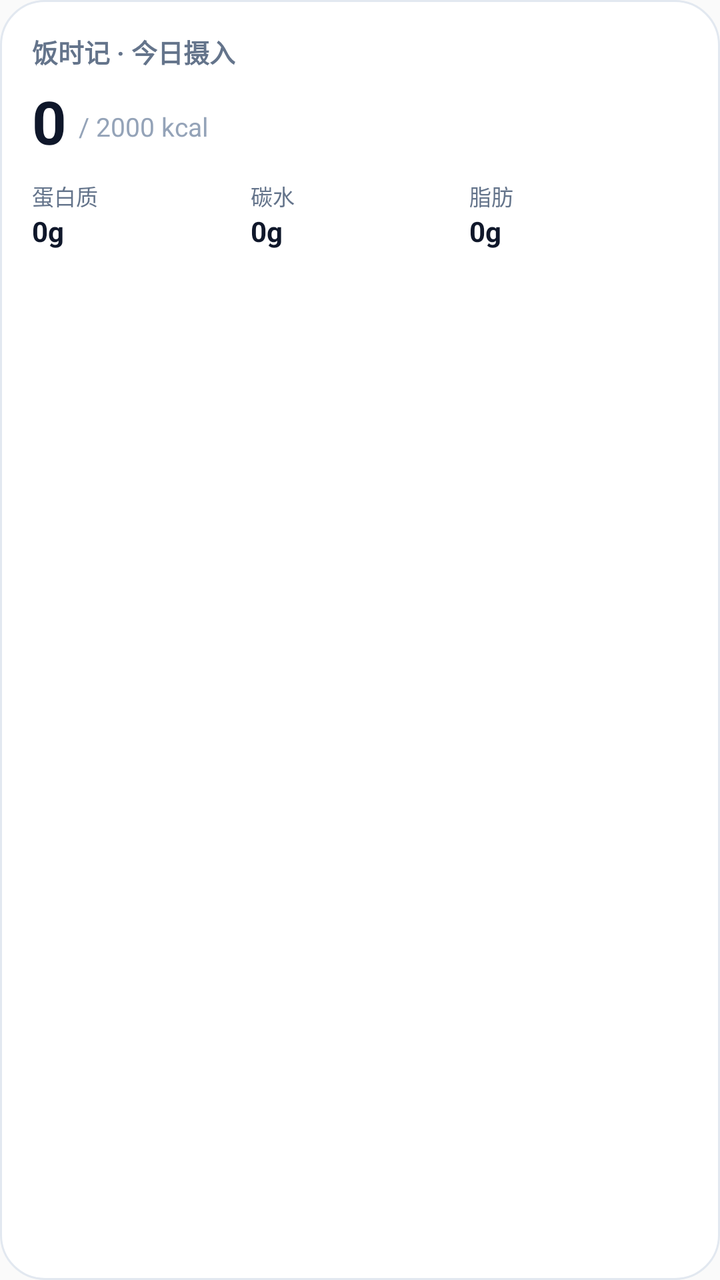
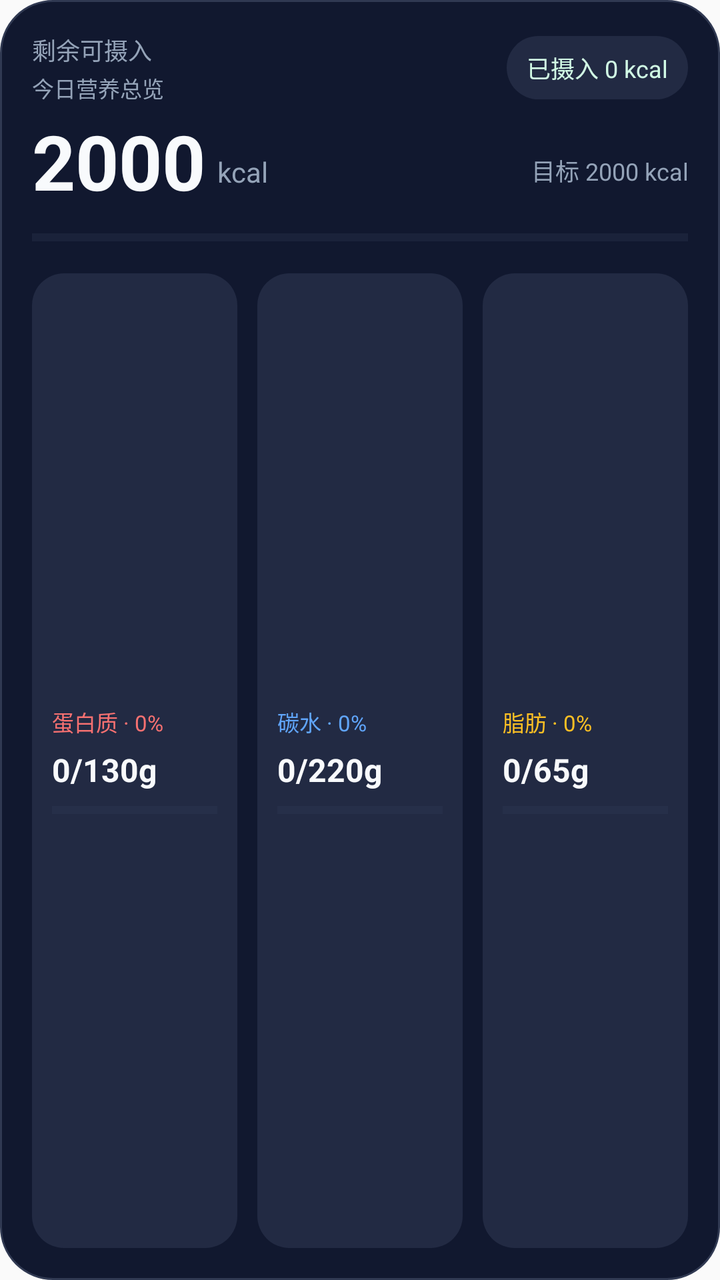

Two renders of the same Android screen: before a commit and after it. Below are the layout's source before the change and the commit's diff.
<!-- AndroidManifest.xml: application theme AppTheme -->
<!-- res/layout/food_widget.xml -->
<?xml version="1.0" encoding="utf-8"?>
<LinearLayout xmlns:android="http://schemas.android.com/apk/res/android"
    android:id="@+id/widget_root"
    android:layout_width="match_parent"
    android:layout_height="match_parent"
    android:orientation="vertical"
    android:padding="16dp"
    android:background="@drawable/food_widget_background">
    <TextView android:layout_width="wrap_content" android:layout_height="wrap_content" android:text="饭时记 · 今日摄入" android:textColor="#64748B" android:textSize="13sp" android:textStyle="bold" />
    <LinearLayout android:layout_width="match_parent" android:layout_height="wrap_content" android:orientation="horizontal" android:gravity="bottom" android:layout_marginTop="5dp">
        <TextView android:id="@+id/widget_calories" android:layout_width="wrap_content" android:layout_height="wrap_content" android:text="0" android:textColor="#0F172A" android:textSize="30sp" android:textStyle="bold" />
        <TextView android:id="@+id/widget_target" android:layout_width="wrap_content" android:layout_height="wrap_content" android:text="/ 2000 kcal" android:textColor="#94A3B8" android:textSize="13sp" android:layout_marginStart="6dp" android:layout_marginBottom="4dp" />
    </LinearLayout>
    <LinearLayout android:layout_width="match_parent" android:layout_height="wrap_content" android:orientation="horizontal" android:layout_marginTop="9dp">
        <TextView android:layout_width="0dp" android:layout_height="wrap_content" android:layout_weight="1" android:text="蛋白质" android:textColor="#64748B" android:textSize="11sp" />
        <TextView android:layout_width="0dp" android:layout_height="wrap_content" android:layout_weight="1" android:text="碳水" android:textColor="#64748B" android:textSize="11sp" />
        <TextView android:layout_width="0dp" android:layout_height="wrap_content" android:layout_weight="1" android:text="脂肪" android:textColor="#64748B" android:textSize="11sp" />
    </LinearLayout>
    <LinearLayout android:layout_width="match_parent" android:layout_height="wrap_content" android:orientation="horizontal">
        <TextView android:id="@+id/widget_protein" android:layout_width="0dp" android:layout_height="wrap_content" android:layout_weight="1" android:text="0g" android:textColor="#0F172A" android:textSize="14sp" android:textStyle="bold" />
        <TextView android:id="@+id/widget_carbs" android:layout_width="0dp" android:layout_height="wrap_content" android:layout_weight="1" android:text="0g" android:textColor="#0F172A" android:textSize="14sp" android:textStyle="bold" />
        <TextView android:id="@+id/widget_fat" android:layout_width="0dp" android:layout_height="wrap_content" android:layout_weight="1" android:text="0g" android:textColor="#0F172A" android:textSize="14sp" android:textStyle="bold" />
    </LinearLayout>
</LinearLayout>
<!-- resources referenced by this layout -->
<resources>
  <!-- drawable food_widget_background (drawable) -->
  <?xml version="1.0" encoding="utf-8"?>
  <shape xmlns:android="http://schemas.android.com/apk/res/android" android:shape="rectangle">
      <solid android:color="#FFFFFF" />
      <corners android:radius="22dp" />
      <stroke android:width="1dp" android:color="#E2E8F0" />
  </shape>
  <style name="AppTheme" parent="Theme.AppCompat.Light.DarkActionBar">
          
          <item name="colorPrimary">@color/colorPrimary</item>
          <item name="colorPrimaryDark">@color/colorPrimaryDark</item>
          <item name="colorAccent">@color/colorAccent</item>
      </style>
</resources>

<!-- the commit's change to res/layout/food_widget.xml (unified diff, before → after) -->
@@ -6,19 +6,34 @@
     android:orientation="vertical"
     android:padding="16dp"
     android:background="@drawable/food_widget_background">
-    <TextView android:layout_width="wrap_content" android:layout_height="wrap_content" android:text="饭时记 · 今日摄入" android:textColor="#64748B" android:textSize="13sp" android:textStyle="bold" />
-    <LinearLayout android:layout_width="match_parent" android:layout_height="wrap_content" android:orientation="horizontal" android:gravity="bottom" android:layout_marginTop="5dp">
-        <TextView android:id="@+id/widget_calories" android:layout_width="wrap_content" android:layout_height="wrap_content" android:text="0" android:textColor="#0F172A" android:textSize="30sp" android:textStyle="bold" />
-        <TextView android:id="@+id/widget_target" android:layout_width="wrap_content" android:layout_height="wrap_content" android:text="/ 2000 kcal" android:textColor="#94A3B8" android:textSize="13sp" android:layout_marginStart="6dp" android:layout_marginBottom="4dp" />
+    <LinearLayout android:layout_width="match_parent" android:layout_height="wrap_content" android:gravity="center_vertical" android:orientation="horizontal">
+        <LinearLayout android:layout_width="0dp" android:layout_height="wrap_content" android:layout_weight="1" android:orientation="vertical">
+            <TextView android:layout_width="wrap_content" android:layout_height="wrap_content" android:text="剩余可摄入" android:textColor="@color/widget_text_muted" android:textSize="12sp" />
+            <TextView android:id="@+id/widget_date" android:layout_width="wrap_content" android:layout_height="wrap_content" android:text="今日营养总览" android:textColor="@color/widget_text_muted" android:textSize="11sp" android:layout_marginTop="2dp" />
+        </LinearLayout>
+        <TextView android:id="@+id/widget_status" android:layout_width="wrap_content" android:layout_height="wrap_content" android:text="已摄入 0 kcal" android:textColor="@color/widget_status_text" android:textSize="12sp" android:background="@drawable/food_widget_chip" android:paddingLeft="10dp" android:paddingRight="10dp" android:paddingTop="7dp" android:paddingBottom="7dp" />
     </LinearLayout>
-    <LinearLayout android:layout_width="match_parent" android:layout_height="wrap_content" android:orientation="horizontal" android:layout_marginTop="9dp">
-        <TextView android:layout_width="0dp" android:layout_height="wrap_content" android:layout_weight="1" android:text="蛋白质" android:textColor="#64748B" android:textSize="11sp" />
-        <TextView android:layout_width="0dp" android:layout_height="wrap_content" android:layout_weight="1" android:text="碳水" android:textColor="#64748B" android:textSize="11sp" />
-        <TextView android:layout_width="0dp" android:layout_height="wrap_content" android:layout_weight="1" android:text="脂肪" android:textColor="#64748B" android:textSize="11sp" />
+    <LinearLayout android:layout_width="match_parent" android:layout_height="wrap_content" android:gravity="bottom" android:orientation="horizontal" android:layout_marginTop="8dp">
+        <TextView android:id="@+id/widget_calories" android:layout_width="wrap_content" android:layout_height="wrap_content" android:text="2000" android:textColor="@color/widget_text_primary" android:textSize="38sp" android:textStyle="bold" android:includeFontPadding="false" />
+        <TextView android:layout_width="wrap_content" android:layout_height="wrap_content" android:text="kcal" android:textColor="@color/widget_text_muted" android:textSize="14sp" android:layout_marginStart="6dp" android:layout_marginBottom="4dp" />
+        <TextView android:id="@+id/widget_target" android:layout_width="0dp" android:layout_height="wrap_content" android:layout_weight="1" android:gravity="end" android:text="目标 2000 kcal" android:textColor="@color/widget_text_muted" android:textSize="12sp" android:layout_marginBottom="5dp" />
     </LinearLayout>
-    <LinearLayout android:layout_width="match_parent" android:layout_height="wrap_content" android:orientation="horizontal">
-        <TextView android:id="@+id/widget_protein" android:layout_width="0dp" android:layout_height="wrap_content" android:layout_weight="1" android:text="0g" android:textColor="#0F172A" android:textSize="14sp" android:textStyle="bold" />
-        <TextView android:id="@+id/widget_carbs" android:layout_width="0dp" android:layout_height="wrap_content" android:layout_weight="1" android:text="0g" android:textColor="#0F172A" android:textSize="14sp" android:textStyle="bold" />
-        <TextView android:id="@+id/widget_fat" android:layout_width="0dp" android:layout_height="wrap_content" android:layout_weight="1" android:text="0g" android:textColor="#0F172A" android:textSize="14sp" android:textStyle="bold" />
+    <ProgressBar android:id="@+id/widget_calories_progress" style="?android:attr/progressBarStyleHorizontal" android:layout_width="match_parent" android:layout_height="8dp" android:layout_marginTop="10dp" android:progress="0" android:max="100" android:progressTint="@color/widget_accent" android:progressBackgroundTint="@color/widget_track" android:indeterminate="false" />
+    <LinearLayout android:layout_width="match_parent" android:layout_height="0dp" android:layout_weight="1" android:orientation="horizontal" android:gravity="center_vertical" android:layout_marginTop="14dp">
+        <LinearLayout android:layout_width="0dp" android:layout_height="match_parent" android:layout_weight="1" android:orientation="vertical" android:gravity="center_vertical" android:padding="10dp" android:background="@drawable/food_widget_macro_background" android:layout_marginEnd="7dp">
+            <TextView android:id="@+id/widget_protein_label" android:layout_width="match_parent" android:layout_height="wrap_content" android:text="蛋白质 · 0%" android:textColor="@color/widget_protein" android:textSize="11sp" />
+            <TextView android:id="@+id/widget_protein" android:layout_width="wrap_content" android:layout_height="wrap_content" android:text="0/130g" android:textColor="@color/widget_text_primary" android:textSize="16sp" android:textStyle="bold" android:layout_marginTop="5dp" />
+            <ProgressBar android:id="@+id/widget_protein_progress" style="?android:attr/progressBarStyleHorizontal" android:layout_width="match_parent" android:layout_height="5dp" android:layout_marginTop="7dp" android:progress="0" android:max="100" android:progressTint="@color/widget_protein" android:progressBackgroundTint="@color/widget_track" android:indeterminate="false" />
+        </LinearLayout>
+        <LinearLayout android:layout_width="0dp" android:layout_height="match_parent" android:layout_weight="1" android:orientation="vertical" android:gravity="center_vertical" android:padding="10dp" android:background="@drawable/food_widget_macro_background" android:layout_marginLeft="3dp" android:layout_marginRight="3dp">
+            <TextView android:id="@+id/widget_carbs_label" android:layout_width="match_parent" android:layout_height="wrap_content" android:text="碳水 · 0%" android:textColor="@color/widget_carbs" android:textSize="11sp" />
+            <TextView android:id="@+id/widget_carbs" android:layout_width="wrap_content" android:layout_height="wrap_content" android:text="0/220g" android:textColor="@color/widget_text_primary" android:textSize="16sp" android:textStyle="bold" android:layout_marginTop="5dp" />
+            <ProgressBar android:id="@+id/widget_carbs_progress" style="?android:attr/progressBarStyleHorizontal" android:layout_width="match_parent" android:layout_height="5dp" android:layout_marginTop="7dp" android:progress="0" android:max="100" android:progressTint="@color/widget_carbs" android:progressBackgroundTint="@color/widget_track" android:indeterminate="false" />
+        </LinearLayout>
+        <LinearLayout android:layout_width="0dp" android:layout_height="match_parent" android:layout_weight="1" android:orientation="vertical" android:gravity="center_vertical" android:padding="10dp" android:background="@drawable/food_widget_macro_background" android:layout_marginStart="7dp">
+            <TextView android:id="@+id/widget_fat_label" android:layout_width="match_parent" android:layout_height="wrap_content" android:text="脂肪 · 0%" android:textColor="@color/widget_fat" android:textSize="11sp" />
+            <TextView android:id="@+id/widget_fat" android:layout_width="wrap_content" android:layout_height="wrap_content" android:text="0/65g" android:textColor="@color/widget_text_primary" android:textSize="16sp" android:textStyle="bold" android:layout_marginTop="5dp" />
+            <ProgressBar android:id="@+id/widget_fat_progress" style="?android:attr/progressBarStyleHorizontal" android:layout_width="match_parent" android:layout_height="5dp" android:layout_marginTop="7dp" android:progress="0" android:max="100" android:progressTint="@color/widget_fat" android:progressBackgroundTint="@color/widget_track" android:indeterminate="false" />
+        </LinearLayout>
     </LinearLayout>
 </LinearLayout>
<!-- resource entries referenced after the edit -->
@@ -1,17 +1,40 @@
 <!-- resources referenced by this layout -->
 <resources>
+  <color name="widget_accent">#4CC38A</color>
+  <color name="widget_carbs">#60A5FA</color>
+  <color name="widget_fat">#FBBF24</color>
+  <color name="widget_protein">#F87171</color>
+  <color name="widget_status_text">#D1FAE5</color>
+  <color name="widget_text_muted">#94A3B8</color>
+  <color name="widget_text_primary">#F8FAFC</color>
+  <color name="widget_track">#35405A</color>
   <!-- drawable food_widget_background (drawable) -->
   <?xml version="1.0" encoding="utf-8"?>
   <shape xmlns:android="http://schemas.android.com/apk/res/android" android:shape="rectangle">
-      <solid android:color="#FFFFFF" />
-      <corners android:radius="22dp" />
-      <stroke android:width="1dp" android:color="#E2E8F0" />
+      <solid android:color="@color/widget_card" />
+      <corners android:radius="26dp" />
+      <stroke android:width="1dp" android:color="@color/widget_border" />
   </shape>
-  <style name="AppTheme" parent="Theme.AppCompat.Light.DarkActionBar">
+  <!-- drawable food_widget_chip (drawable) -->
+  <?xml version="1.0" encoding="utf-8"?>
+  <shape xmlns:android="http://schemas.android.com/apk/res/android" android:shape="rectangle">
+      <solid android:color="@color/widget_macro_card" />
+      <corners android:radius="18dp" />
+  </shape>
+  <!-- drawable food_widget_macro_background (drawable) -->
+  <?xml version="1.0" encoding="utf-8"?>
+  <shape xmlns:android="http://schemas.android.com/apk/res/android" android:shape="rectangle">
+      <solid android:color="@color/widget_macro_card" />
+      <corners android:radius="16dp" />
+  </shape>
+  <style name="AppTheme" parent="Theme.AppCompat.DayNight.DarkActionBar">
           
           <item name="colorPrimary">@color/colorPrimary</item>
           <item name="colorPrimaryDark">@color/colorPrimaryDark</item>
           <item name="colorAccent">@color/colorAccent</item>
       </style>
+  <color name="widget_card">#11182F</color>
+  <color name="widget_border">#303952</color>
+  <color name="widget_macro_card">#222A43</color>
 </resources>
 
